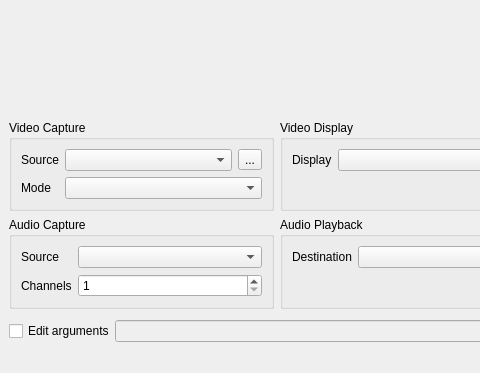
mpiatka/ugrid-gui, file ultragrid_window.ui: the form before one commit; both pictures show x 0 to 480 and y 356 to 729 of the 1097 by 729 pixel window.
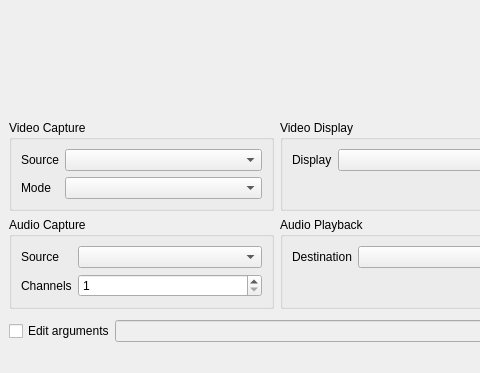
The form after the commit.

```diff
--- a/ultragrid_window.ui
+++ b/ultragrid_window.ui
@@ -148,13 +148,6 @@
            <item>
             <widget class="QComboBox" name="videoSourceComboBox"/>
            </item>
-           <item>
-            <widget class="QToolButton" name="videoSourceSettingsButton">
-             <property name="text">
-              <string>...</string>
-             </property>
-            </widget>
-           </item>
           </layout>
          </item>
          <item row="0" column="0">
```
